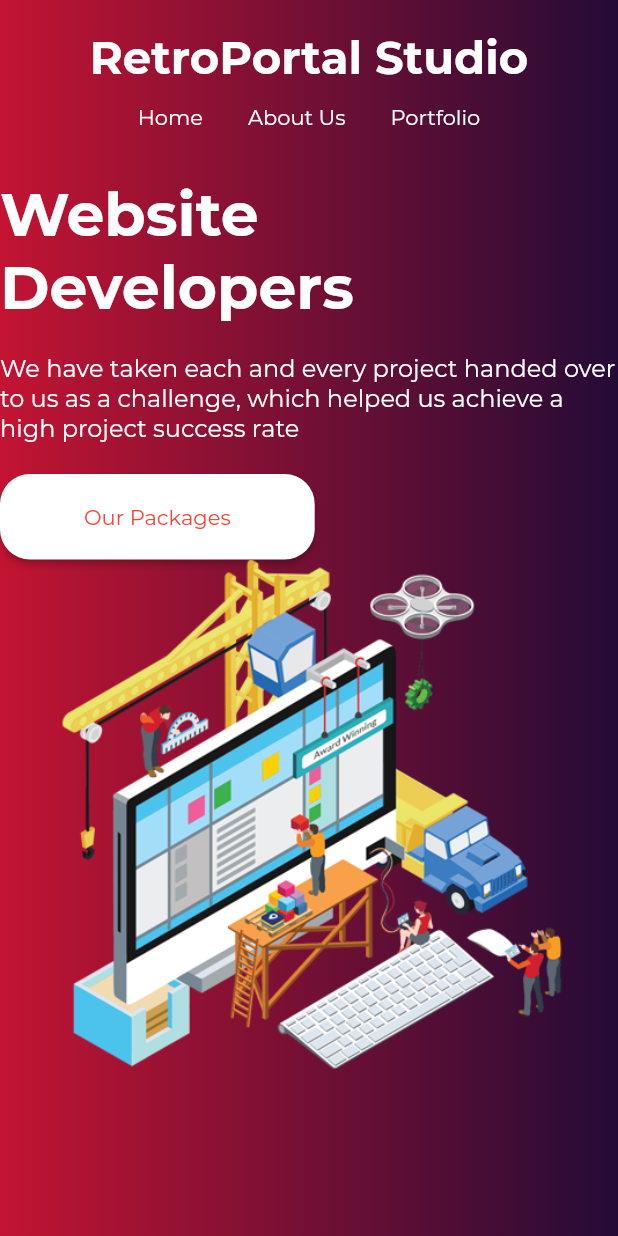
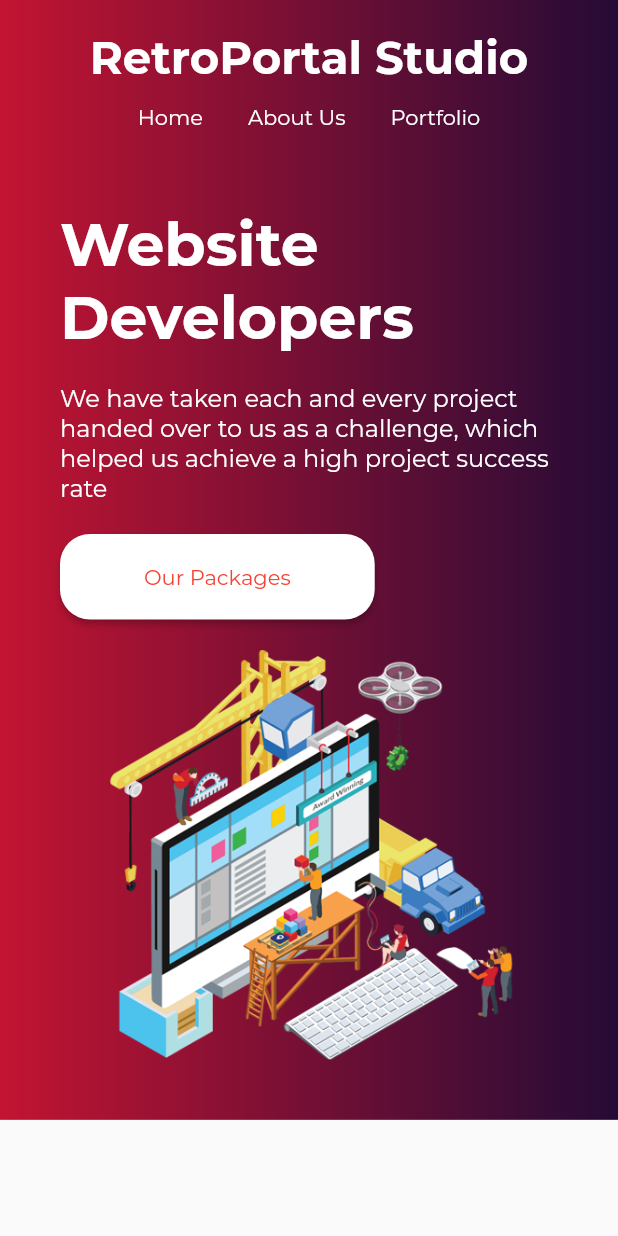
Before and after one commit to beaudario/flutter_webpage, a Flutter app: the screen it shows after launch, on a phone screen of 412 x 824 dp. Run offline on Flutter 3.47's test engine with Material 2 defaults, Android fonts, the phone set to English and light mode, and no system bars.

Commit message:
flutter_webpage DONE

```diff
--- a/lib/landingpage/landingpage.dart
+++ b/lib/landingpage/landingpage.dart
@@ -35,9 +35,12 @@
           ],
         ),
       ),
-      Image.asset(
-        'assets/images/lp_image.png',
-        width: width,
+      Padding(
+        padding: const EdgeInsets.symmetric(vertical: 20.0),
+        child: Image.asset(
+          'assets/images/lp_image.png',
+          width: width,
+        ),
       )
     ];
   }
--- a/lib/main.dart
+++ b/lib/main.dart
@@ -28,7 +28,16 @@
               Color.fromRGBO(195, 20, 50, 1.0),
               Color.fromRGBO(36, 11, 54, 1.0)
             ])),
-        child: Column(children: <Widget>[Navbar(), LandingPage()]),
+        child: SingleChildScrollView(
+          child: Column(children: <Widget>[
+            Navbar(),
+            Padding(
+              padding:
+                  const EdgeInsets.symmetric(vertical: 20.0, horizontal: 40.0),
+              child: LandingPage(),
+            )
+          ]),
+        ),
       ),
     );
   }
```
